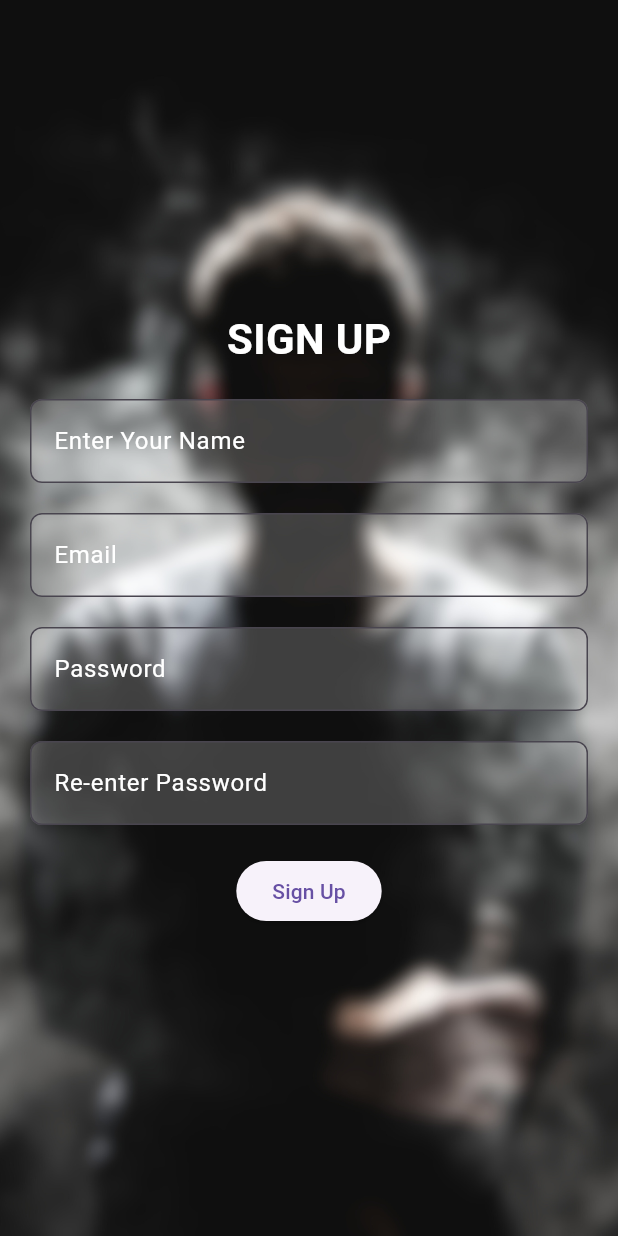
After one commit to Tegar04/vapestore, a Flutter app: the SignupView screen opened by its route, on a phone screen of 412 x 824 dp. The commit adds this screen. Run offline on Flutter 3.47's test engine with Material 3 defaults, Android fonts, the phone set to English and light mode, and no system bars; our stand-ins replace cloud_firestore, firebase_auth, firebase_core, get; accounts and stored records are empty.

Commit message:
signuperror

```diff
--- a/lib/app/modules/login/controllers/login_controller.dart
+++ b/lib/app/modules/login/controllers/login_controller.dart
@@ -28,7 +28,7 @@ class LoginController extends GetxController {
         email: email.value,
         password: password.value,
       );
-      Get.offNamed('/home'); // Berpindah ke halaman HomeView
+      Get.offAllNamed('/home'); // Berpindah ke halaman HomeView
     } on FirebaseAuthException catch (e) {
       loginError.value = e.message ?? "An error occurred";
     } finally {
--- /dev/null
+++ b/lib/app/modules/register/bindings/signup_binding.dart
@@ -0,0 +1,10 @@
+// app/modules/welcome/bindings/signup_binding.dart
+import 'package:get/get.dart';
+import 'package:myapp/app/modules/register/controllers/signup_controller.dart';
+
+class SignupBinding extends Bindings {
+  @override
+  void dependencies() {
+    Get.lazyPut<SignupController>(() => SignupController());
+  }
+}
--- /dev/null
+++ b/lib/app/modules/register/controllers/signup_controller.dart
@@ -0,0 +1,57 @@
+// app/modules/welcome/controllers/signup_controller.dart
+import 'package:cloud_firestore/cloud_firestore.dart';
+import 'package:firebase_auth/firebase_auth.dart';
+import 'package:get/get.dart';
+
+class SignupController extends GetxController {
+  final FirebaseAuth _auth = FirebaseAuth.instance;
+  final FirebaseFirestore _firestore = FirebaseFirestore.instance;
+
+  var name = ''.obs;
+  var email = ''.obs;
+  var password = ''.obs;
+  var confirmPassword = ''.obs;
+  var isLoading = false.obs;
+
+  void setName(String value) => name.value = value;
+  void setEmail(String value) => email.value = value;
+  void setPassword(String value) => password.value = value;
+  void setConfirmPassword(String value) => confirmPassword.value = value;
+
+  Future<void> signUp() async {
+    if (password.value != confirmPassword.value) {
+      Get.snackbar("Error", "Passwords do not match");
+      return;
+    }
+
+    isLoading.value = true;
+    print("Starting signup process"); // Debug log
+    try {
+      // Buat akun pengguna baru di Firebase Authentication
+      UserCredential userCredential =
+          await _auth.createUserWithEmailAndPassword(
+        email: email.value,
+        password: password.value,
+      );
+
+      print("User created, UID: ${userCredential.user!.uid}"); // Debug log
+
+      // Simpan data pengguna ke Firestore
+      await _firestore.collection('users').doc(userCredential.user!.uid).set({
+        'name': name.value,
+        'email': email.value,
+        'uid': userCredential.user!.uid,
+      });
+
+      print("User data saved to Firestore"); // Debug log
+
+      // Arahkan ke halaman login setelah registrasi berhasil
+      Get.offNamed('/login');
+    } on FirebaseAuthException catch (e) {
+      Get.snackbar("Error", e.message ?? "Failed to sign up");
+    } finally {
+      isLoading.value = false;
+      print("Signup process complete"); // Debug log
+    }
+  }
+}
--- /dev/null
+++ b/lib/app/modules/register/views/signup_view.dart
@@ -0,0 +1,95 @@
+import 'package:flutter/material.dart';
+import 'package:get/get.dart';
+import 'package:myapp/app/modules/register/controllers/signup_controller.dart';
+
+class SignupView extends GetView<SignupController> {
+  const SignupView({Key? key}) : super(key: key);
+
+  @override
+  Widget build(BuildContext context) {
+    return Scaffold(
+      body: Stack(
+        children: [
+          Container(
+            decoration: const BoxDecoration(
+              image: DecorationImage(
+                image: AssetImage('assets/logo/background.png'),
+                fit: BoxFit.cover,
+              ),
+            ),
+          ),
+          Center(
+            child: Padding(
+              padding: const EdgeInsets.symmetric(horizontal: 20),
+              child: Column(
+                mainAxisAlignment: MainAxisAlignment.center,
+                children: [
+                  const Text(
+                    'SIGN UP',
+                    style: TextStyle(
+                      color: Colors.white,
+                      fontSize: 28,
+                      fontWeight: FontWeight.bold,
+                    ),
+                  ),
+                  const SizedBox(height: 20),
+                  _buildTextField(
+                    label: 'Enter Your Name',
+                    onChanged: controller.setName,
+                  ),
+                  const SizedBox(height: 20),
+                  _buildTextField(
+                    label: 'Email',
+                    onChanged: controller.setEmail,
+                  ),
+                  const SizedBox(height: 20),
+                  _buildTextField(
+                    label: 'Password',
+                    onChanged: controller.setPassword,
+                    obscureText: true,
+                  ),
+                  const SizedBox(height: 20),
+                  _buildTextField(
+                    label: 'Re-enter Password',
+                    onChanged: controller.setConfirmPassword,
+                    obscureText: true,
+                  ),
+                  const SizedBox(height: 20),
+                  Obx(() => ElevatedButton(
+                        onPressed: controller.isLoading.value
+                            ? null
+                            : controller.signUp,
+                        child: controller.isLoading.value
+                            ? const CircularProgressIndicator(
+                                color: Colors.white)
+                            : const Text('Sign Up'),
+                      )),
+                ],
+              ),
+            ),
+          ),
+        ],
+      ),
+    );
+  }
+
+  Widget _buildTextField({
+    required String label,
+    required Function(String) onChanged,
+    bool obscureText = false,
+  }) {
+    return TextField(
+      onChanged: onChanged,
+      obscureText: obscureText,
+      decoration: InputDecoration(
+        labelText: label,
+        labelStyle: const TextStyle(color: Colors.white),
+        filled: true,
+        fillColor: Colors.white.withOpacity(0.2),
+        border: OutlineInputBorder(
+          borderRadius: BorderRadius.circular(8),
+        ),
+      ),
+    );
+  }
+}
--- a/lib/app/routes/app_pages.dart
+++ b/lib/app/routes/app_pages.dart
@@ -1,6 +1,8 @@
 import 'package:get/get.dart';
 import 'package:myapp/app/modules/login/bindings/login_binding.dart';
 import 'package:myapp/app/modules/login/views/login_view.dart';
+import 'package:myapp/app/modules/register/bindings/signup_binding.dart';
+import 'package:myapp/app/modules/register/views/signup_view.dart';
 import 'package:myapp/app/modules/welcome/views/welcome_view.dart';
 import '../modules/home/bindings/home_binding.dart';
 import '../modules/home/views/home_view.dart';
@@ -23,5 +25,10 @@ class AppPages {
       page: () => LoginView(),
       binding: LoginBinding(),
     ),
+    GetPage(
+      name: AppRoutes.SIGNUP,
+      page: () => SignupView(),
+      binding: SignupBinding(),
+    ),
   ];
 }
--- a/lib/app/routes/app_routes.dart
+++ b/lib/app/routes/app_routes.dart
@@ -5,4 +5,5 @@ abstract class AppRoutes {
   static const HOME = '/home';
   static const WELCOME = '/welcome';
   static const LOGIN = '/login';
+  static const SIGNUP = '/signup';
 }
--- a/pubspec.yaml
+++ b/pubspec.yaml
@@ -15,6 +15,8 @@ dependencies:
   qr_flutter: ^4.0.0
   firebase_core: ^3.6.0
   firebase_auth: ^5.3.1
+  cloud_firestore: ^5.4.4
+  firebase_storage: ^12.3.4
 
 dev_dependencies:
   flutter_test:
```
Also changed, not shown: pubspec.lock, 3 other files.
